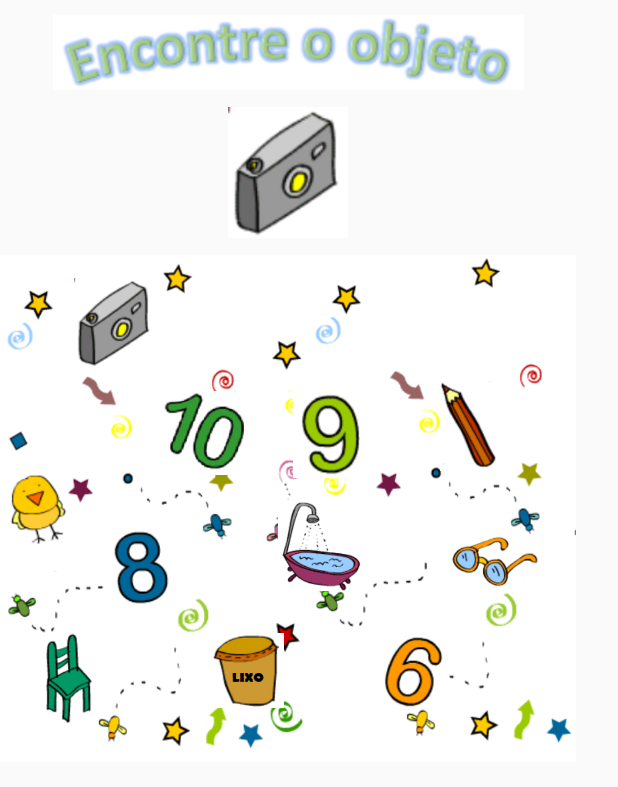
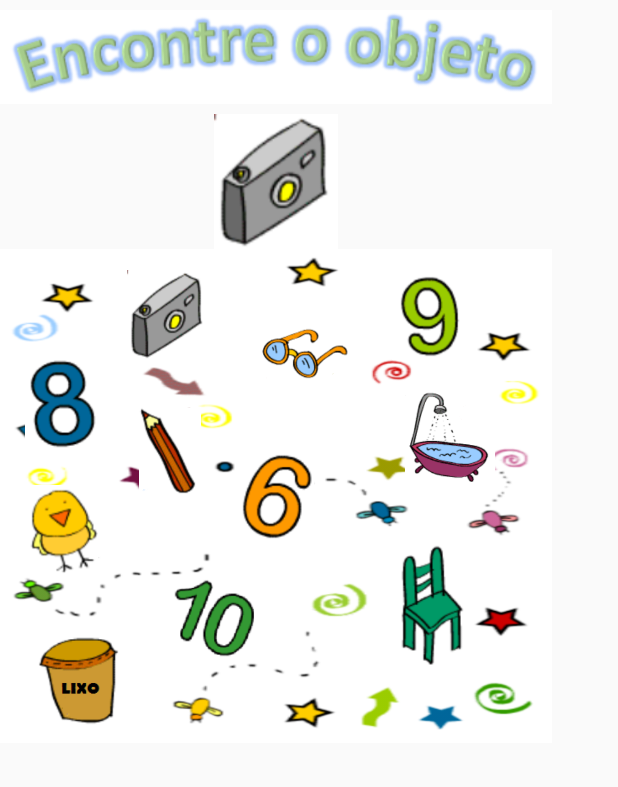
Before and after one commit to EdvanMatta/AprendaBrincando, an Android app: the EncontreObjeto screen opened directly, with no data from a screen before it, on a phone screen of 412 x 824 dp. Shown: the top 787 px of the screen. Run offline under Robolectric (Android 15) with nearby library versions, the light colour scheme and no system bars.

Commit message:
Activity Score Ponta

```diff
--- a/app/src/main/java/aprendabrincando/edvanmatta/com/aprendabrincando/MainActivity.java
+++ b/app/src/main/java/aprendabrincando/edvanmatta/com/aprendabrincando/MainActivity.java
@@ -29,6 +29,7 @@ public class MainActivity extends AppCompatActivity {
             @Override
             public void onClick(View v) {
                 startActivity(new Intent(MainActivity.this, JogoLeiaBicho.class));
+                finish();
             }
         });
 
@@ -36,6 +37,7 @@ public class MainActivity extends AppCompatActivity {
             @Override
             public void onClick(View v) {
                 startActivity(new Intent(MainActivity.this, ObjetoDiferente.class));
+                finish();
             }
         });
 
@@ -43,6 +45,7 @@ public class MainActivity extends AppCompatActivity {
             @Override
             public void onClick(View v) {
                 startActivity(new Intent(MainActivity.this, EncontreObjeto.class));
+                finish();
             }
         });
     }
--- a/app/src/main/java/aprendabrincando/edvanmatta/com/aprendabrincando/Score.java
+++ b/app/src/main/java/aprendabrincando/edvanmatta/com/aprendabrincando/Score.java
@@ -28,11 +28,11 @@ public class Score extends AppCompatActivity {
         botaoVoltar = (Button) findViewById(R.id.botaoVoltarID);
         Intent it = getIntent();
 //        Bundle it = getIntent().getExtras();
-        //String nomeExtra = it.getString("nome");
+        String nomeExtra = it.getStringExtra("nome");
         String pontosA = Integer.toString(it.getIntExtra("pontosAcertos",0));
         String pontosE = Integer.toString(it.getIntExtra("pontosErros", 0));
 
-        //nome.setText(nomeExtra);
+        nome.setText(nomeExtra);
         pontosAcertos.setText(pontosA);
         pontosErros.setText(pontosE);
 
--- a/app/src/main/res/layout/activity_encontre_objeto.xml
+++ b/app/src/main/res/layout/activity_encontre_objeto.xml
@@ -6,160 +6,144 @@
     android:layout_height="match_parent"
     tools:context="aprendabrincando.edvanmatta.com.aprendabrincando.EncontreObjeto">
 
-    <LinearLayout
-        android:layout_width="384dp"
-        android:layout_height="567dp"
-        android:orientation="vertical"
-        tools:layout_editor_absoluteX="0dp"
-        tools:layout_editor_absoluteY="1dp"
-        android:weightSum="1">
 
     <LinearLayout
-            android:layout_width="match_parent"
-            android:layout_height="wrap_content"
+        android:layout_width="368dp"
+        android:layout_height="495dp"
         android:orientation="vertical"
-            tools:gravity="center_vertical|center_horizontal"
         tools:layout_editor_absoluteX="8dp"
-            tools:layout_editor_absoluteY="12dp">
+        tools:layout_editor_absoluteY="8dp">
 
         <ImageView
             android:id="@+id/imageView2"
             android:layout_width="match_parent"
             android:layout_height="wrap_content"
-                android:padding="10dp"
             app:srcCompat="@drawable/titulo_jogo_3" />
 
         <ImageView
             android:id="@+id/imgPrincipalID"
-                android:layout_width="100dp"
-                android:layout_height="100dp"
-                android:paddingBottom="10dp"
-                android:paddingEnd="10dp"
-                android:paddingLeft="10dp"
-                android:paddingRight="10dp"
-                android:layout_gravity="center"
-                android:layout_weight="1"
-                app:srcCompat="@drawable/camera" />
-        </LinearLayout>
+            android:layout_width="match_parent"
+            android:layout_height="90dp" />
 
         <RelativeLayout
             android:layout_width="match_parent"
-            android:layout_height="313dp"
-            android:background="@drawable/fundo_2"
-            tools:gravity="center_vertical|center_horizontal"
-            android:layout_weight="0.30">
+            android:layout_height="match_parent"
+            android:background="@drawable/fundo">
 
             <ImageView
                 android:id="@+id/imgCameraID"
-                android:layout_width="60dp"
-                android:layout_height="60dp"
-                android:layout_alignLeft="@+id/imgCadeiraID"
+                android:layout_width="@dimen/largura_imagem"
+                android:layout_height="@dimen/autura_imagem"
+                android:layout_alignParentLeft="true"
+                android:layout_alignParentStart="true"
                 android:layout_alignParentTop="true"
-                android:layout_alignStart="@+id/imgCadeiraID"
-                android:layout_marginLeft="27dp"
-                android:layout_marginStart="27dp"
-                android:layout_marginTop="15dp"
+                android:layout_marginLeft="82dp"
+                android:layout_marginStart="82dp"
+                android:layout_marginTop="14dp"
                 app:srcCompat="@drawable/camera" />
 
             <ImageView
-                android:id="@+id/imgLapisID"
-                android:layout_width="50dp"
-                android:layout_height="60dp"
-                android:layout_above="@+id/imgBanheiraID"
-                android:layout_alignEnd="@+id/imgOculosID"
-                android:layout_alignRight="@+id/imgOculosID"
-                android:layout_marginEnd="21dp"
-                android:layout_marginRight="21dp"
-                app:srcCompat="@drawable/lapis" />
+                android:id="@+id/imgCadeiraID"
+                android:layout_width="@dimen/largura_imagem"
+                android:layout_height="80dp"
+                android:layout_alignParentBottom="true"
+                android:layout_alignParentEnd="true"
+                android:layout_alignParentRight="true"
+                android:layout_marginBottom="52dp"
+                android:layout_marginEnd="52dp"
+                android:layout_marginRight="52dp"
+                app:srcCompat="@drawable/cadeira" />
 
             <ImageView
                 android:id="@+id/imgBanheiraID"
-                android:layout_width="70dp"
-                android:layout_height="60dp"
-                android:layout_alignEnd="@+id/imgNoveID"
-                android:layout_alignRight="@+id/imgNoveID"
-                android:layout_alignTop="@+id/imgPintoID"
-                android:layout_marginTop="20dp"
+                android:layout_width="@dimen/autura_imagem"
+                android:layout_height="80dp"
+                android:layout_alignLeft="@+id/imgCadeiraID"
+                android:layout_alignStart="@+id/imgCadeiraID"
+                android:layout_below="@+id/imgCameraID"
+                android:layout_marginLeft="14dp"
+                android:layout_marginStart="14dp"
+                android:layout_marginTop="11dp"
                 app:srcCompat="@drawable/banheira" />
 
             <ImageView
-                android:id="@+id/imgCadeiraID"
-                android:layout_width="50dp"
+                android:id="@+id/imgLixeiraID"
+                android:layout_width="60dp"
                 android:layout_height="60dp"
+                android:layout_marginBottom="12dp"
+                android:layout_marginLeft="23dp"
+                android:layout_marginStart="23dp"
+                app:srcCompat="@drawable/lixeira"
+                android:layout_alignParentBottom="true"
                 android:layout_alignParentLeft="true"
-                android:layout_alignParentStart="true"
-                android:layout_alignTop="@+id/imgLixeiraID"
-                android:layout_marginLeft="19dp"
-                android:layout_marginStart="19dp"
-                app:srcCompat="@drawable/cadeira" />
+                android:layout_alignParentStart="true" />
 
             <ImageView
                 android:id="@+id/imgDezID"
-                android:layout_width="60dp"
-                android:layout_height="60dp"
-                android:layout_alignTop="@+id/imgNoveID"
-                android:layout_toEndOf="@+id/imgCameraID"
-                android:layout_toRightOf="@+id/imgCameraID"
+                android:layout_width="@dimen/autura_imagem"
+                android:layout_height="@dimen/largura_imagem"
+                android:layout_alignBottom="@+id/imgCadeiraID"
+                android:layout_marginLeft="30dp"
+                android:layout_marginStart="30dp"
+                android:layout_toEndOf="@+id/imgLixeiraID"
+                android:layout_toRightOf="@+id/imgLixeiraID"
                 app:srcCompat="@drawable/dez" />
 
             <ImageView
-                android:id="@+id/imgSeisID"
-                android:layout_width="50dp"
-                android:layout_height="50dp"
-                android:layout_alignTop="@+id/imgLixeiraID"
-                android:layout_toLeftOf="@+id/imgOculosID"
-                android:layout_toStartOf="@+id/imgOculosID"
-                app:srcCompat="@drawable/seis" />
-
-            <ImageView
-                android:id="@+id/imgLixeiraID"
-                android:layout_width="50dp"
-                android:layout_height="50dp"
-                android:layout_alignParentBottom="true"
-                android:layout_marginBottom="36dp"
-                android:layout_toLeftOf="@+id/imgNoveID"
-                android:layout_toStartOf="@+id/imgNoveID"
-                app:srcCompat="@drawable/lixeira" />
+                android:id="@+id/imgNoveID"
+                android:layout_width="@dimen/largura_imagem"
+                android:layout_height="@dimen/largura_imagem"
+                android:layout_above="@+id/imgBanheiraID"
+                android:layout_alignLeft="@+id/imgCadeiraID"
+                android:layout_alignStart="@+id/imgCadeiraID"
+                app:srcCompat="@drawable/nove" />
 
             <ImageView
                 android:id="@+id/imgOitoID"
-                android:layout_width="50dp"
-                android:layout_height="50dp"
-                android:layout_alignBottom="@+id/imgOculosID"
-                android:layout_toEndOf="@+id/imgCadeiraID"
-                android:layout_toRightOf="@+id/imgCadeiraID"
-                app:srcCompat="@drawable/oito" />
+                android:layout_width="@dimen/largura_imagem"
+                android:layout_height="@dimen/autura_imagem"
+                android:layout_marginEnd="11dp"
+                android:layout_marginRight="11dp"
+                app:srcCompat="@drawable/oito"
+                android:layout_below="@+id/imgCameraID"
+                android:layout_toLeftOf="@+id/imgDezID"
+                android:layout_toStartOf="@+id/imgDezID" />
 
             <ImageView
                 android:id="@+id/imgOculosID"
                 android:layout_width="60dp"
                 android:layout_height="60dp"
-                android:layout_above="@+id/imgLixeiraID"
-                android:layout_alignParentEnd="true"
-                android:layout_alignParentRight="true"
-                android:layout_marginBottom="18dp"
-                android:layout_marginEnd="24dp"
-                android:layout_marginRight="24dp"
+                android:layout_alignTop="@+id/imgCameraID"
+                android:layout_marginTop="25dp"
+                android:layout_toEndOf="@+id/imgDezID"
+                android:layout_toRightOf="@+id/imgDezID"
                 app:srcCompat="@drawable/oculos" />
 
             <ImageView
-                android:id="@+id/imgNoveID"
+                android:id="@+id/imgSeisID"
                 android:layout_width="60dp"
                 android:layout_height="60dp"
-                android:layout_below="@+id/imgCameraID"
-                android:layout_marginTop="13dp"
-                android:layout_toLeftOf="@+id/imgSeisID"
-                android:layout_toStartOf="@+id/imgSeisID"
-                app:srcCompat="@drawable/nove" />
+                android:layout_below="@+id/imgOitoID"
+                android:layout_centerHorizontal="true"
+                app:srcCompat="@drawable/seis" />
 
             <ImageView
                 android:id="@+id/imgPintoID"
-                android:layout_width="50dp"
-                android:layout_height="50dp"
-                android:layout_alignParentLeft="true"
-                android:layout_alignParentStart="true"
-                android:layout_centerVertical="true"
+                android:layout_width="60dp"
+                android:layout_height="60dp"
+                android:layout_above="@+id/imgDezID"
+                android:layout_alignLeft="@+id/imgOitoID"
+                android:layout_alignStart="@+id/imgOitoID"
                 app:srcCompat="@drawable/pintinho" />
+
+            <ImageView
+                android:id="@+id/imgLapisID"
+                android:layout_width="60dp"
+                android:layout_height="60dp"
+                android:layout_alignBottom="@+id/imgBanheiraID"
+                android:layout_toEndOf="@+id/imgOitoID"
+                android:layout_toRightOf="@+id/imgOitoID"
+                app:srcCompat="@drawable/lapis" />
         </RelativeLayout>
     </LinearLayout>
 </android.support.constraint.ConstraintLayout>
--- a/app/src/main/res/layout/activity_main.xml
+++ b/app/src/main/res/layout/activity_main.xml
@@ -7,8 +7,8 @@
     tools:context="aprendabrincando.edvanmatta.com.aprendabrincando.MainActivity">
 
     <RelativeLayout
-        android:layout_width="wrap_content"
-        android:layout_height="wrap_content"
+        android:layout_width="match_parent"
+        android:layout_height="match_parent"
         android:background="@drawable/fundo_escolar"
         tools:layout_editor_absoluteX="8dp"
         tools:layout_editor_absoluteY="8dp">
--- a/app/src/main/res/values/dimens.xml
+++ b/app/src/main/res/values/dimens.xml
@@ -8,4 +8,6 @@
     <dimen name="nav_header_vertical_spacing">16dp</dimen>
     <dimen name="nav_header_height">160dp</dimen>
     <dimen name="fab_margin">16dp</dimen>
+    <dimen name="largura_imagem">60dp</dimen>
+    <dimen name="autura_imagem">60dp</dimen>
 </resources>
```
Also changed, not shown: app/src/main/java/aprendabrincando/edvanmatta/com/aprendabrincando/EncontreObjeto.java (+5 -2 lines), app/src/main/java/aprendabrincando/edvanmatta/com/aprendabrincando/JogoLeiaBicho.java (+5 -2 lines), app/src/main/java/aprendabrincando/edvanmatta/com/aprendabrincando/ObjetoDiferente.java (+4 -5 lines), app/src/main/res/layout/activity_jogo_leia_bicho.xml (+20 -18 lines), app/src/main/res/layout/activity_objeto_diferente.xml (+18 -14 lines), app/src/main/res/layout/activity_score.xml (+39 -25 lines), app/src/main/res/drawable/direitos.png (deleted), app/src/main/res/drawable/fundo.png, app/src/main/res/drawable/fundo_2.png, app/src/main/res/drawable/logo.png (deleted), app/src/main/res/drawable/titulo_jogo_1.png, app/src/main/res/drawable/titulo_jogo_2.png, app/src/main/res/drawable/titulo_jogo_3.png, 1 other file. Lines whose indentation alone changed are shown as unchanged.
